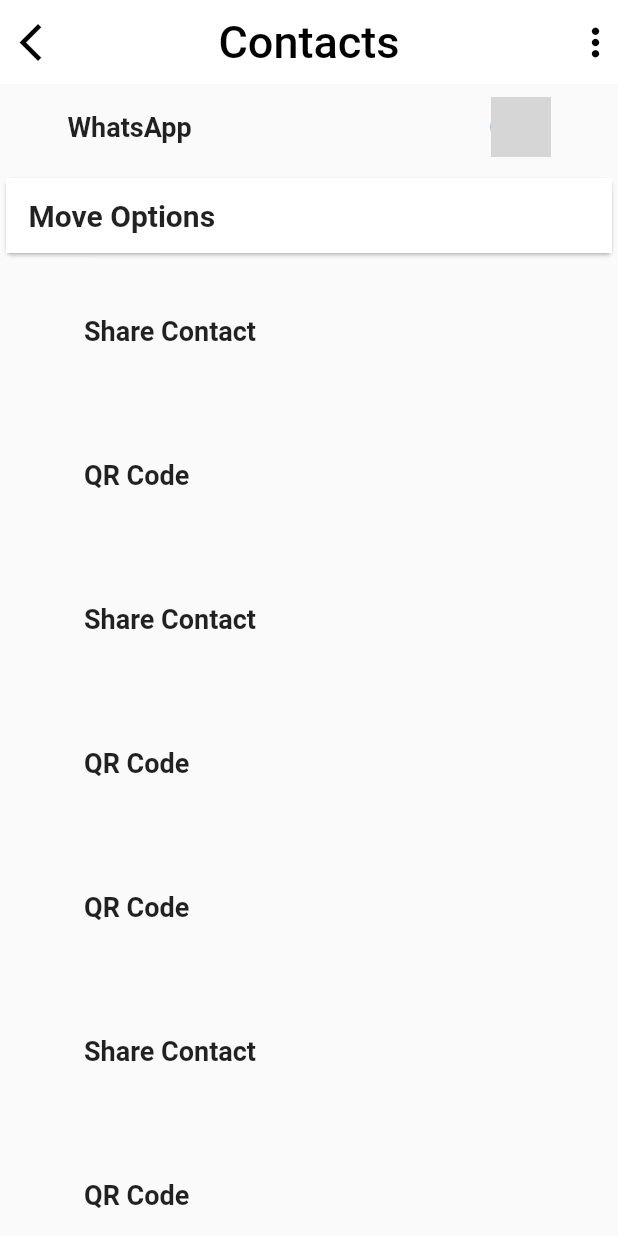
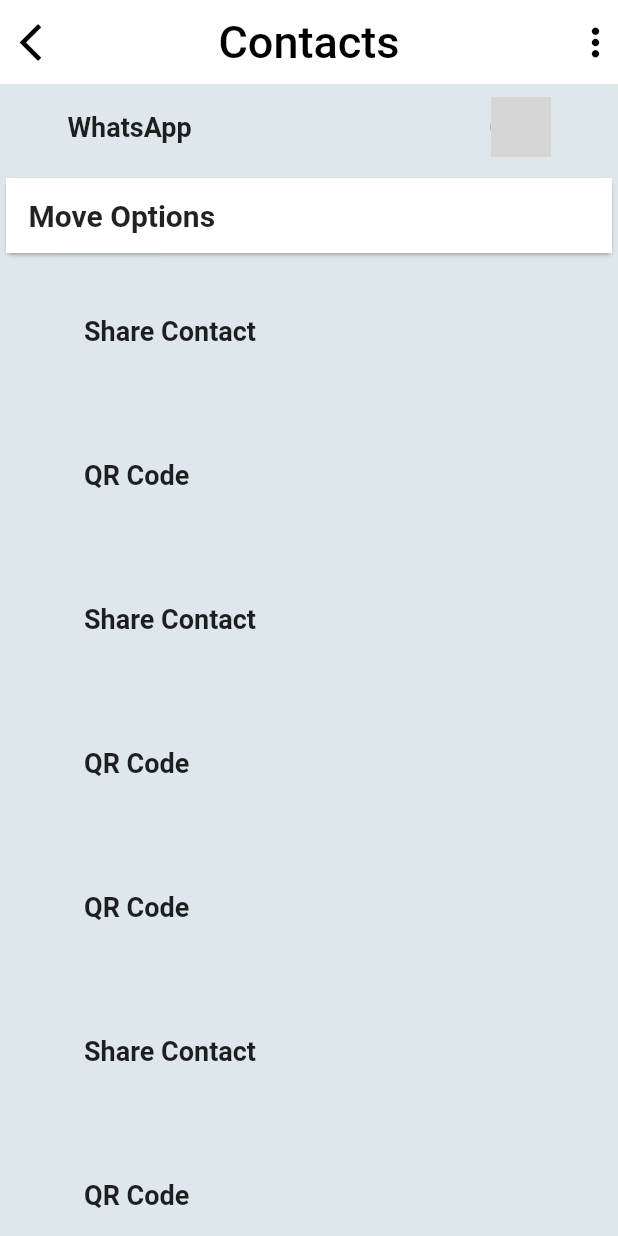
Before and after one commit to AB-GILGAL/ontact_app, a Flutter app: the ContactInfo screen opened directly, scrolled down 705 dp, on a phone screen of 412 x 824 dp. Run offline on Flutter 3.47's test engine with Material 2 defaults, Android fonts, the phone set to English and light mode, and no system bars; network calls fail; key blocks and very long unbroken strings in the code were emptied for the run; grey boxes are pictures that could not be loaded.

Commit message:
fist commit

```diff
--- a/lib/contact_info.dart
+++ b/lib/contact_info.dart
@@ -8,6 +8,7 @@ class ContactInfo extends StatelessWidget {
   @override
   Widget build(BuildContext context) {
     return Scaffold(
+      backgroundColor: Color(0xffdde7ec),
       appBar: AppBar(
          centerTitle: true,
         elevation: 0,
--- a/lib/main.dart
+++ b/lib/main.dart
@@ -8,6 +8,7 @@ void main(){
 
   runApp(
     MaterialApp(
+      debugShowCheckedModeBanner:false,
       home: MyContact(),
       // home: ContactInfo(),
     )
```
